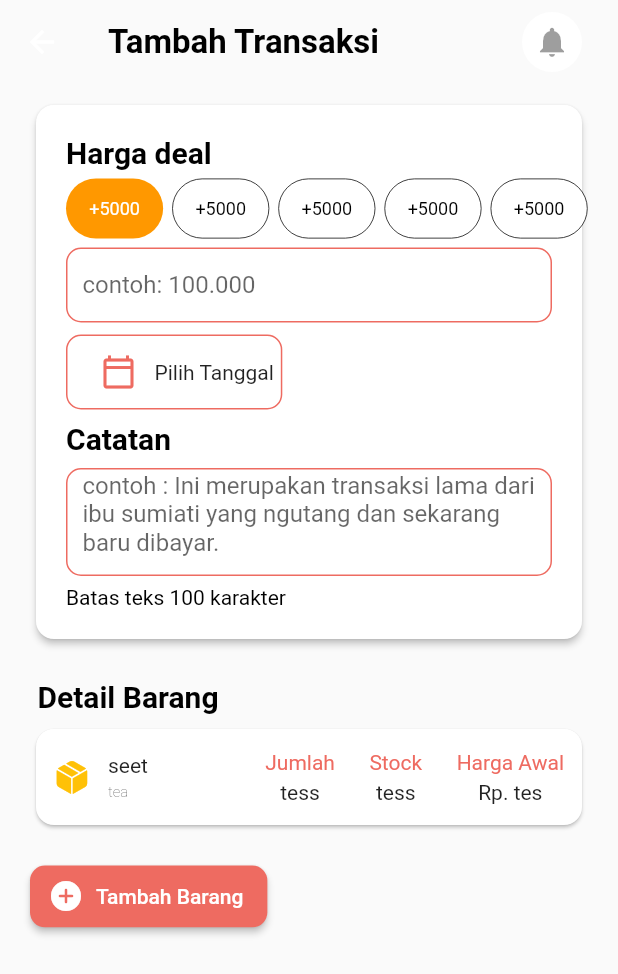
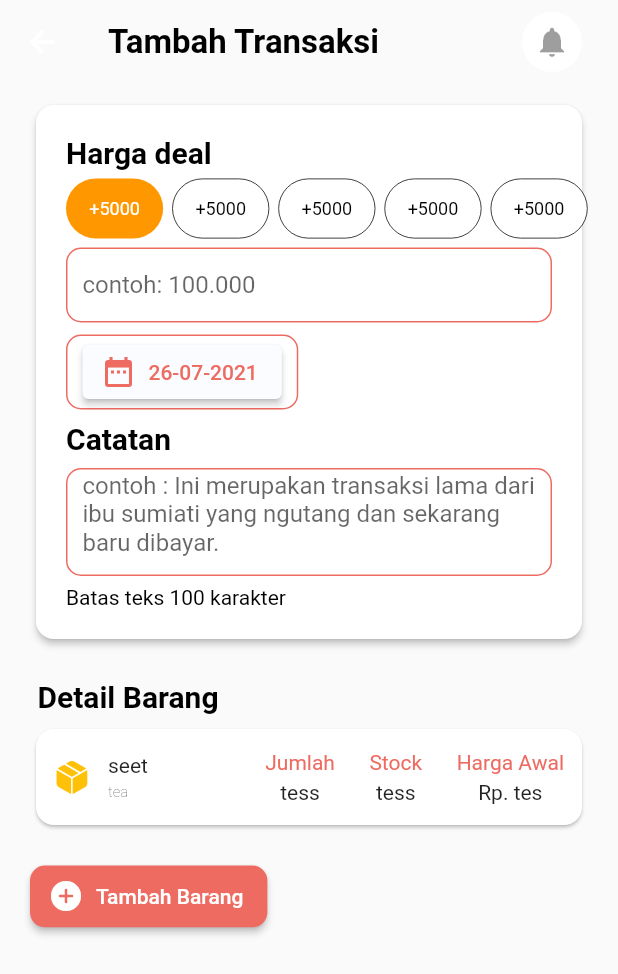
Before and after one commit to lamkhil/widuri, a Flutter app: the TambahTransaksi screen opened directly, on a phone screen of 412 x 824 dp. Shown: the top 974 px of the screen. Run offline on Flutter 3.47's test engine with Material 2 defaults, Android fonts, the phone set to English and light mode, and no system bars; our stand-ins replace cloud_firestore, firebase_auth, firebase_core, fl_chart, flutter_spinkit, flutter_svg and 3 more; missing offline and left inert: translator; accounts and stored records are empty; Roboto replaces fonts that are missing (RobotoMono).

Commit message:
Update tambah_transaksi.dart

```diff
--- a/lib/views/tambah_transaksi.dart
+++ b/lib/views/tambah_transaksi.dart
@@ -3,7 +3,7 @@ import 'package:flutter/material.dart';
 import 'package:flutter/services.dart';
 import 'package:get/get.dart';
 import 'package:widuri/controller/c_transaksi.dart';
-
+import 'package:intl/intl.dart';
 import '../colors.dart';
 import 'Widget/category_widget.dart';
 
@@ -124,7 +124,6 @@ class _TambahTransaksiState extends State<TambahTransaksi> {
                               height: 8,
                             ),
                             Container(
-                                width: w * 0.35,
                                 padding: EdgeInsets.only(left: 10, right: 10),
                                 decoration: BoxDecoration(
                                     borderRadius: BorderRadius.circular(10),
@@ -132,25 +131,43 @@ class _TambahTransaksiState extends State<TambahTransaksi> {
                                       color: primaryColor,
                                       width: 1.0,
                                     )),
-                                child: Row(
-                                  mainAxisAlignment: MainAxisAlignment.start,
-                                  children: [
-                                    IconButton(
-                                      onPressed: () {},
-                                      icon: Icon(Icons.calendar_today_outlined),
+                                child: Obx(() {
+                                  var date = DateTime.now();
+
+                                  if (transaksiController.date.value == '') {
+                                    transaksiController.date.value =
+                                        DateFormat('dd-MM-yyyy').format(date);
+                                  }
+                                  return ElevatedButton.icon(
+                                    style: ElevatedButton.styleFrom(
+                                        primary: backgroundColor),
+                                    onPressed: () async {
+                                      DateTime selectedDate = date;
+                                      final DateTime? picked =
+                                          await showDatePicker(
+                                        context: context,
+                                        initialDate: selectedDate,
+                                        firstDate: DateTime(1975),
+                                        lastDate: DateTime(2050),
+                                        // selectableDayPredicate: (DateTime val) =>
+                                        //     val.weekday == 6 || val.weekday == 7 ? true : false,
+                                      );
+                                      if (picked != null) {
+                                        transaksiController.date.value =
+                                            DateFormat('dd-MM-yyyy')
+                                                .format(picked);
+                                      }
+                                    },
+                                    icon: Icon(
+                                      Icons.date_range,
                                       color: primaryColor,
                                     ),
-                                    Obx(() {
-                                      if (transaksiController.date.value ==
-                                          '') {
-                                        return Text('Pilih Tanggal');
-                                      } else {
-                                        return Text(
-                                            transaksiController.date.value);
-                                      }
-                                    })
-                                  ],
-                                )),
+                                    label: Text(
+                                      transaksiController.date.value,
+                                      style: TextStyle(color: primaryColor),
+                                    ),
+                                  );
+                                })),
                             SizedBox(
                               height: 8,
                             ),
@@ -356,7 +373,7 @@ class _TambahTransaksiState extends State<TambahTransaksi> {
                         height: 23.0,
                       ),
                       SizedBox(
-                        height: h*0.05,
+                        height: h * 0.05,
                         child: ElevatedButton.icon(
                           style: ElevatedButton.styleFrom(
                               shape: RoundedRectangleBorder(
@@ -366,7 +383,6 @@ class _TambahTransaksiState extends State<TambahTransaksi> {
                           icon: Icon(
                             Icons.add_circle_rounded,
                           ),
-
                           label: Text("Tambah Barang"),
                         ),
                       ),
```
